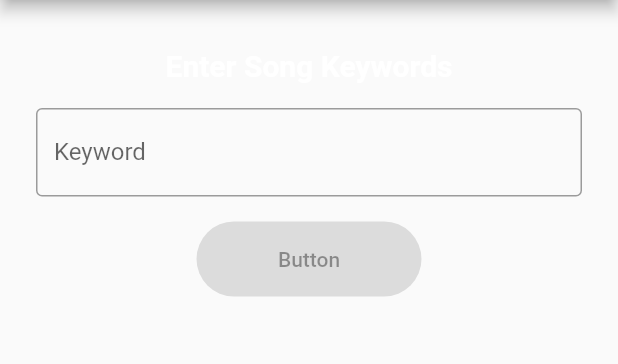
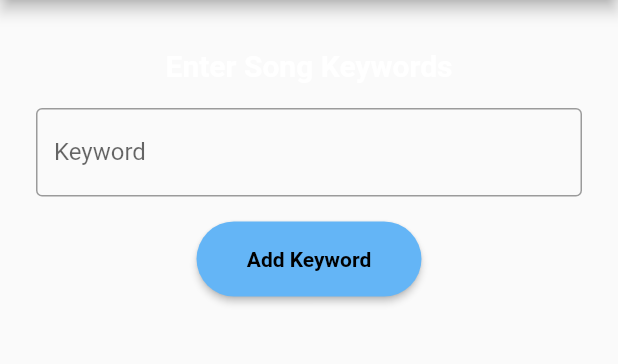
Before and after one commit to ts3486/song-generator, a Flutter app: the screen it shows after launch, on a phone screen of 412 x 824 dp, the part 84-448 px from its top. Run offline on Flutter 3.47's test engine with Material 2 defaults, Android fonts, the phone set to English and light mode, and no system bars; generated files the repository leaves out were written again.

Commit message:
added TextField onChanged function

```diff
--- a/lib/src/song_generation/enter_keywords.dart
+++ b/lib/src/song_generation/enter_keywords.dart
@@ -18,7 +18,7 @@ class EnterKeyWordsWidgetState extends State<EnterKeyWordsWidget> {
   //     _keyword = v; // This call to setState tells Flutter to rerender the widget.
   // });
 
-  _addKeyword(keyword) {
+  void _addKeyword(keyword) {
     setState(() {
       _keywords.add(
           keyword); // This call to setState tells Flutter to rerender the widget.
@@ -47,21 +47,32 @@ class EnterKeyWordsWidgetState extends State<EnterKeyWordsWidget> {
                         fontSize: 20,
                       ),
                     ),
-                    const TextField(
+                    TextField(
                       obscureText: true,
-                      decoration: InputDecoration(
+                      decoration: const InputDecoration(
                         border: OutlineInputBorder(),
                         labelText: 'Keyword',
                       ),
+                      onChanged: (value) {
+                        setState(() {
+                          _keyword = value;
+                        });
+                      },
                     ),
                     ElevatedButton(
                       style: ElevatedButton.styleFrom(
-                          backgroundColor: Colors.red,
+                          backgroundColor: Colors.blue[300],
                           foregroundColor: Colors.black,
                           shape: const StadiumBorder(),
                           minimumSize: const Size(150, 50)),
-                      onPressed: _addKeyword(_keyword),
-                      child: const Text('Button'),
+                      onPressed: () => {_addKeyword(_keyword)},
+                      child: const Text(
+                        'Add Keyword',
+                        style: TextStyle(
+                          fontWeight: FontWeight.bold,
+                          color: Colors.black,
+                        ),
+                      ),
                     ),
                   ]))),
 
```
